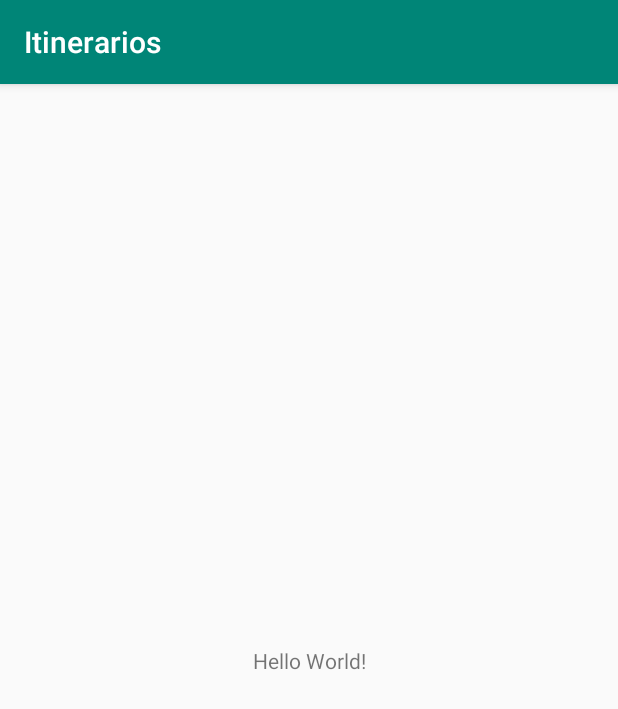
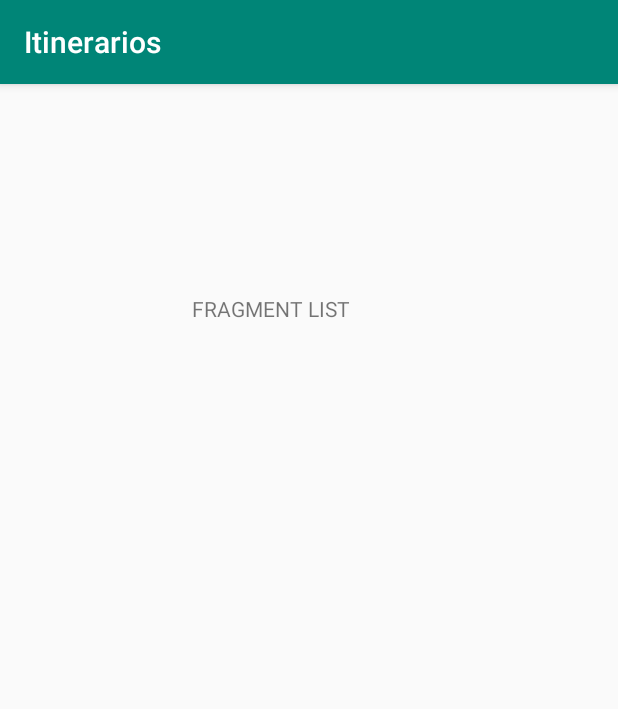
Before and after one commit to alberto017/Itinerarios, an Android app: the screen it shows after launch (ItinerarioActivity), on a phone screen of 412 x 824 dp. Shown: the top 709 px of the screen. Run offline under Robolectric (Android 15) with nearby library versions, the phone set to English and light mode, and no system bars; 1 statement that could not run was skipped.

```diff
--- a/app/build.gradle
+++ b/app/build.gradle
@@ -26,4 +26,6 @@ dependencies {
     testImplementation 'junit:junit:4.12'
     androidTestImplementation 'com.android.support.test:runner:1.0.2'
     androidTestImplementation 'com.android.support.test.espresso:espresso-core:3.0.2'
+    implementation 'org.jetbrains:annotations-java5:15.0'
+    implementation 'com.android.support:design:28.0.0'
 }
--- a/app/src/main/java/com/example/sanchez/itinerarios/ItinerarioActivity.java
+++ b/app/src/main/java/com/example/sanchez/itinerarios/ItinerarioActivity.java
@@ -1,13 +1,31 @@
 package com.example.sanchez.itinerarios;
 
+import android.support.v4.app.Fragment;
+import android.support.v4.app.FragmentTransaction;
 import android.support.v7.app.AppCompatActivity;
 import android.os.Bundle;
+import android.widget.FrameLayout;
+
+import com.example.sanchez.itinerarios.model.ConexionSQLiteHelper;
 
 public class ItinerarioActivity extends AppCompatActivity {
+
+    private FrameLayout flItinerarioActivity;
 
     @Override
     protected void onCreate(Bundle savedInstanceState) {
         super.onCreate(savedInstanceState);
         setContentView(R.layout.activity_itinerario);
+        flItinerarioActivity = findViewById(R.id.flItinerarioActivity);
+
+        ConexionSQLiteHelper conexionSQLiteHelper = new ConexionSQLiteHelper(this,"bd_itinerario",null,1);
+
+        setFragment(new ListItinerarioFragment());
+    }
+
+    private void setFragment(Fragment fragment) {
+        FragmentTransaction fragmentTransaction = getSupportFragmentManager().beginTransaction();
+        fragmentTransaction.replace(flItinerarioActivity.getId(),fragment);
+        fragmentTransaction.commit();
     }
 }
--- a/app/src/main/res/layout/activity_itinerario.xml
+++ b/app/src/main/res/layout/activity_itinerario.xml
@@ -6,13 +6,14 @@
     android:layout_height="match_parent"
     tools:context=".ItinerarioActivity">
 
-    <TextView
-        android:layout_width="wrap_content"
-        android:layout_height="wrap_content"
-        android:text="Hello World!"
+    <FrameLayout
+        android:id="@+id/flItinerarioActivity"
+        android:layout_width="match_parent"
+        android:layout_height="match_parent"
         app:layout_constraintBottom_toBottomOf="parent"
-        app:layout_constraintLeft_toLeftOf="parent"
-        app:layout_constraintRight_toRightOf="parent"
-        app:layout_constraintTop_toTopOf="parent" />
+        app:layout_constraintEnd_toEndOf="parent"
+        app:layout_constraintStart_toStartOf="parent"
+        app:layout_constraintTop_toTopOf="parent">
 
+    </FrameLayout>
 </android.support.constraint.ConstraintLayout>
--- a/app/src/main/res/layout/fragment_list_itinerario.xml
+++ b/app/src/main/res/layout/fragment_list_itinerario.xml
@@ -1,14 +1,25 @@
 <?xml version="1.0" encoding="utf-8"?>
 <FrameLayout xmlns:android="http://schemas.android.com/apk/res/android"
+    xmlns:app="http://schemas.android.com/apk/res-auto"
     xmlns:tools="http://schemas.android.com/tools"
     android:layout_width="match_parent"
     android:layout_height="match_parent"
     tools:context=".ListItinerarioFragment">
 
     <!-- TODO: Update blank fragment layout -->
-    <TextView
+
+    <android.support.constraint.ConstraintLayout
         android:layout_width="match_parent"
-        android:layout_height="match_parent"
-        android:text="@string/hello_blank_fragment" />
+        android:layout_height="match_parent">
 
+        <TextView
+            android:id="@+id/textView2"
+            android:layout_width="wrap_content"
+            android:layout_height="wrap_content"
+            android:layout_marginStart="128dp"
+            android:layout_marginTop="140dp"
+            android:text="FRAGMENT LIST"
+            app:layout_constraintStart_toStartOf="parent"
+            app:layout_constraintTop_toTopOf="parent" />
+    </android.support.constraint.ConstraintLayout>
 </FrameLayout>
```
